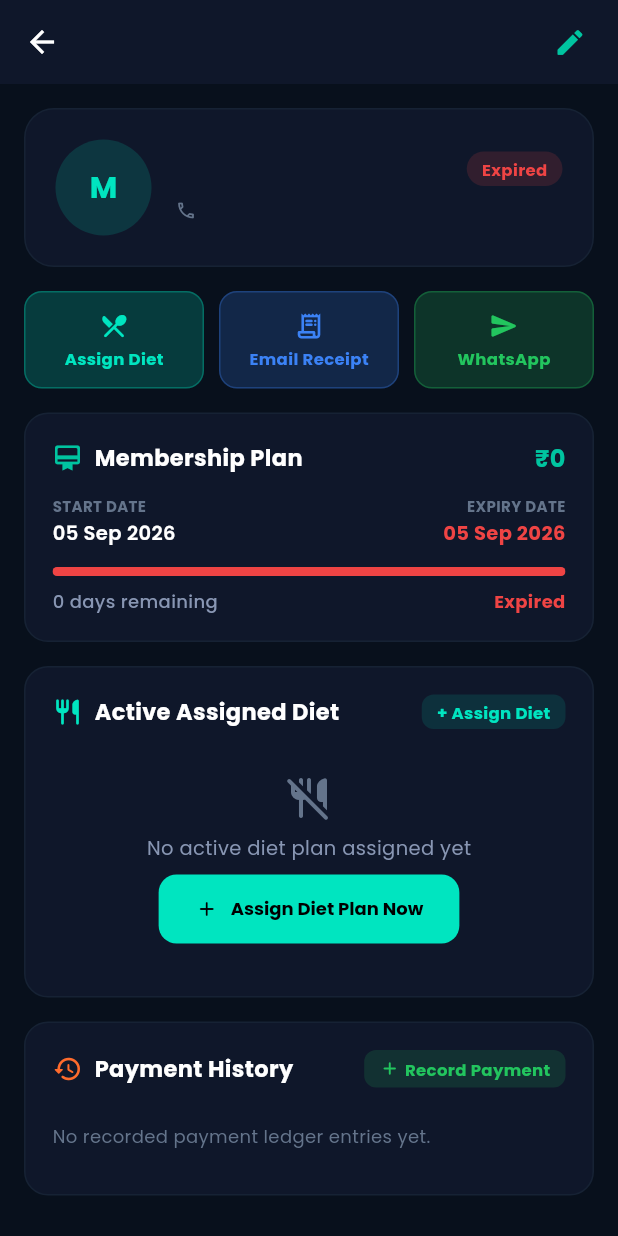
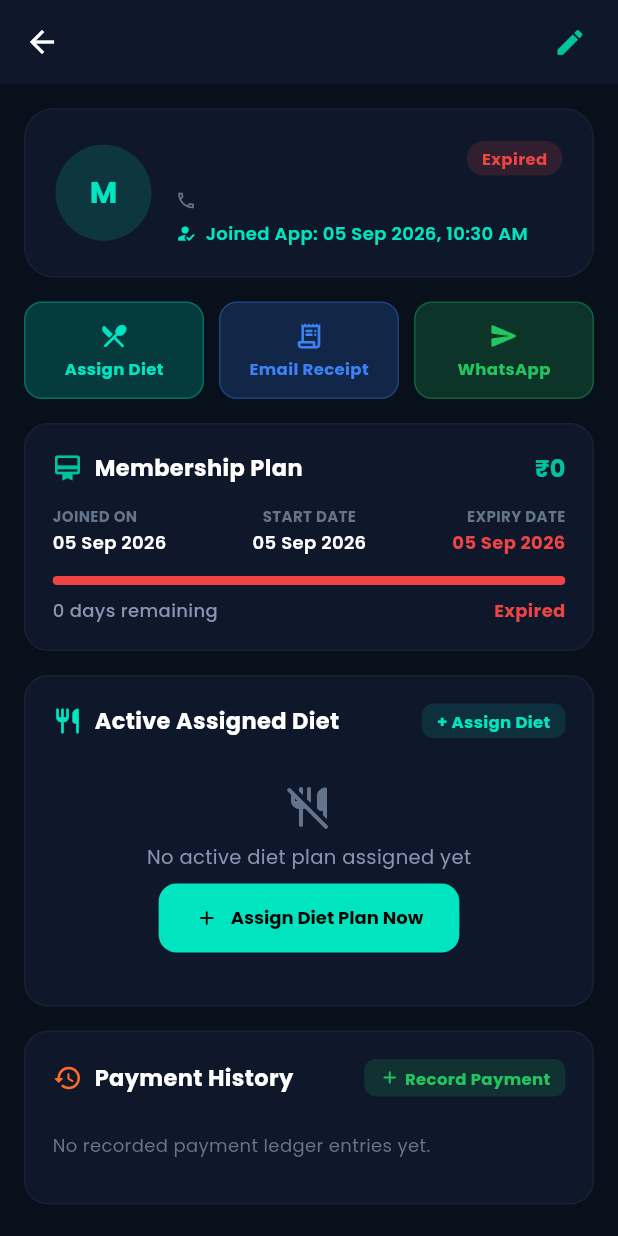
Before and after one commit to PixelCodeDeveloper/FitnexGym_Saas_Management, a Flutter app: the MemberDetailScreen screen opened directly with empty values, on a phone screen of 412 x 824 dp. Run offline on Flutter 3.47's test engine with Material 3 defaults, Android fonts, the phone set to English and light mode, and no system bars; our stand-ins replace flutter_secure_storage, google_fonts, google_sign_in, shared_preferences; missing offline and left inert: razorpay_flutter; accounts and stored records are empty; network calls fail.

Commit message:
Display Member Joining Date & Time across profile and list screens

```diff
--- a/new_app/lib/screens/member_detail_screen.dart
+++ b/new_app/lib/screens/member_detail_screen.dart
@@ -559,6 +559,20 @@
                                         ],
                                       ),
                                     ],
+                                    const SizedBox(height: 4),
+                                    Row(
+                                      children: [
+                                        const Icon(Icons.how_to_reg_rounded, size: 14, color: activeCyan),
+                                        const SizedBox(width: 6),
+                                        Expanded(
+                                          child: Text(
+                                            'Joined App: ${DateFormat('dd MMM yyyy, hh:mm a').format(_member.createdAt)}',
+                                            style: const TextStyle(color: activeCyan, fontSize: 12, fontWeight: FontWeight.w600),
+                                            overflow: TextOverflow.ellipsis,
+                                          ),
+                                        ),
+                                      ],
+                                    ),
                                   ],
                                 ),
                               ),
@@ -635,14 +649,19 @@
                             mainAxisAlignment: MainAxisAlignment.spaceBetween,
                             children: [
                               Column(crossAxisAlignment: CrossAxisAlignment.start, children: [
+                                Text('JOINED ON', style: TextStyle(color: muted, fontSize: 10, fontWeight: FontWeight.bold)),
+                                const SizedBox(height: 2),
+                                Text(DateFormat('dd MMM yyyy').format(_member.createdAt), style: TextStyle(color: txt, fontWeight: FontWeight.w600, fontSize: 12)),
+                              ]),
+                              Column(crossAxisAlignment: CrossAxisAlignment.center, children: [
                                 Text('START DATE', style: TextStyle(color: muted, fontSize: 10, fontWeight: FontWeight.bold)),
                                 const SizedBox(height: 2),
-                                Text(DateFormat('dd MMM yyyy').format(_member.subscriptionStart), style: TextStyle(color: txt, fontWeight: FontWeight.w600, fontSize: 13)),
+                                Text(DateFormat('dd MMM yyyy').format(_member.subscriptionStart), style: TextStyle(color: txt, fontWeight: FontWeight.w600, fontSize: 12)),
                               ]),
                               Column(crossAxisAlignment: CrossAxisAlignment.end, children: [
                                 Text('EXPIRY DATE', style: TextStyle(color: muted, fontSize: 10, fontWeight: FontWeight.bold)),
                                 const SizedBox(height: 2),
-                                Text(DateFormat('dd MMM yyyy').format(_member.subscriptionEnd), style: TextStyle(color: statusColor, fontWeight: FontWeight.bold, fontSize: 13)),
+                                Text(DateFormat('dd MMM yyyy').format(_member.subscriptionEnd), style: TextStyle(color: statusColor, fontWeight: FontWeight.bold, fontSize: 12)),
                               ]),
                             ],
                           ),
--- a/new_app/lib/screens/members_screen.dart
+++ b/new_app/lib/screens/members_screen.dart
@@ -814,6 +814,14 @@
                   const SizedBox(height: 4),
                   Row(
                     children: [
+                      Icon(Icons.how_to_reg_rounded, size: 11, color: activeCyan),
+                      const SizedBox(width: 4),
+                      Text('Joined: ${DateFormat('dd MMM yyyy, hh:mm a').format(m.createdAt)}', style: TextStyle(color: txt2, fontSize: 11)),
+                    ],
+                  ),
+                  const SizedBox(height: 3),
+                  Row(
+                    children: [
                       Icon(Icons.calendar_today_rounded, size: 11, color: muted),
                       const SizedBox(width: 4),
                       Text('Exp: $expStr', style: TextStyle(color: txt2, fontSize: 11)),
```
